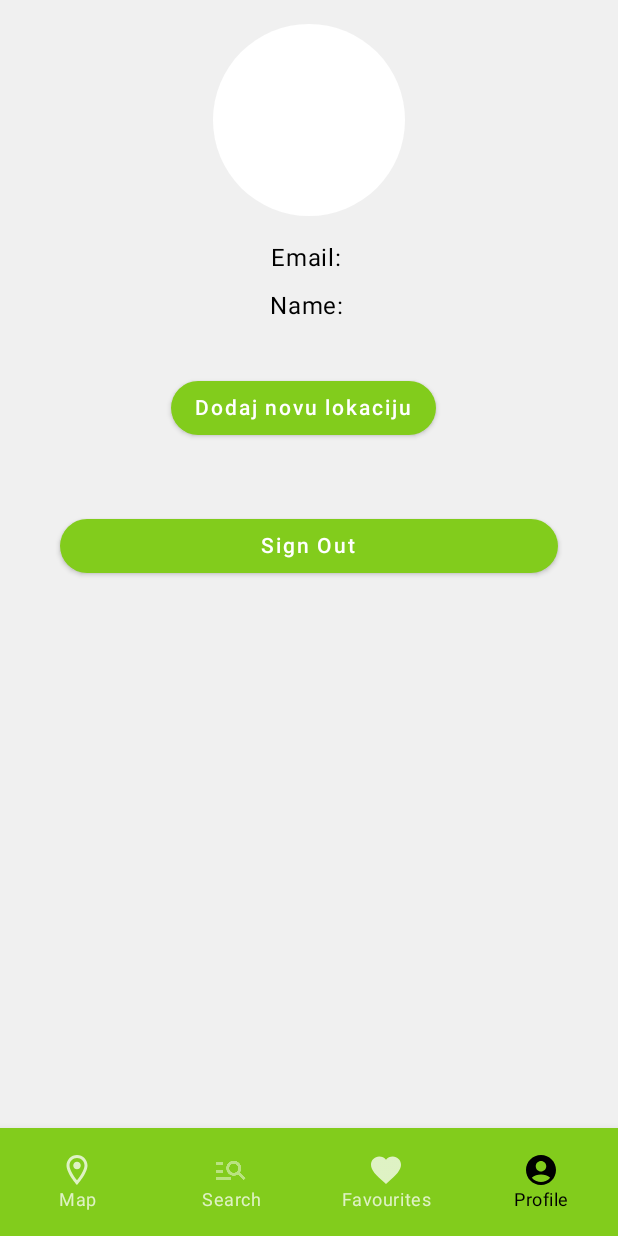
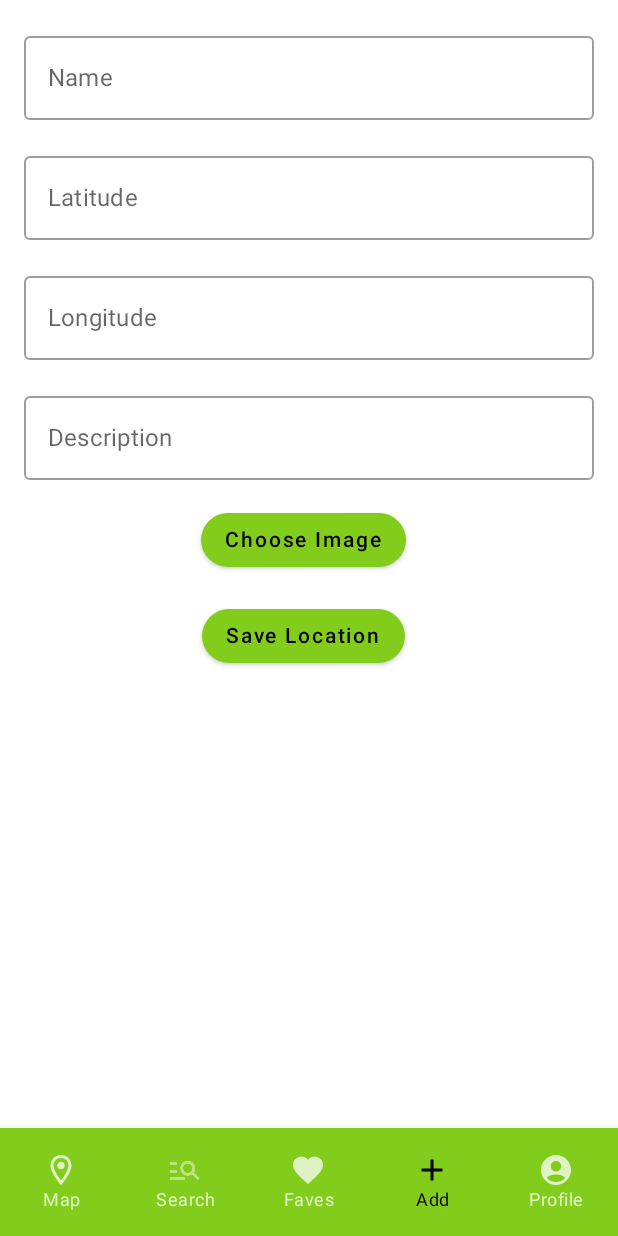
Before and after one commit to Klara-Iva/RMA-zavrsni, an Android app built with Jetpack Compose: the ProfileScreen screen opened through its navigation route, item 4 of the bottom bar chosen, on a phone screen of 412 x 824 dp. Run offline under Robolectric (Android 15) with nearby library versions, the phone set to English and light mode, and no system bars; our stand-ins replace Firebase (no records; nobody signed in at launch, a user with empty details on screens opened directly), accompanist.

Commit message:
bugs fixed.

```diff
--- a/app/src/main/java/com/example/rma/AddLocationScreen.kt
+++ b/app/src/main/java/com/example/rma/AddLocationScreen.kt
@@ -1,4 +1,4 @@
-
+import android.content.Context
 import androidx.activity.result.contract.ActivityResultContracts
 import androidx.activity.compose.rememberLauncherForActivityResult
 import android.net.Uri
@@ -6,28 +6,23 @@ import android.widget.Toast
 import androidx.compose.foundation.Image
 import androidx.compose.foundation.layout.*
 import androidx.compose.foundation.shape.RoundedCornerShape
-
+import androidx.compose.foundation.text.KeyboardOptions
 import androidx.compose.runtime.*
 import androidx.compose.ui.Modifier
 import androidx.compose.ui.platform.LocalContext
+import androidx.compose.ui.text.input.KeyboardType
 import androidx.compose.ui.unit.dp
 import androidx.navigation.NavController
-
 import com.google.firebase.auth.ktx.auth
 import com.google.firebase.firestore.FirebaseFirestore
 import com.google.firebase.ktx.Firebase
 import com.google.firebase.firestore.ktx.firestore
 import com.google.firebase.storage.FirebaseStorage
 import com.google.firebase.storage.ktx.storage
-
 import java.time.Instant
-
-import androidx.compose.material.Button
-import androidx.compose.material.ButtonDefaults
-import androidx.compose.material.OutlinedTextField
-import androidx.compose.material.Text
+import androidx.compose.material.*
+import androidx.compose.ui.Alignment
 import androidx.compose.ui.graphics.Color
-
 import coil.compose.rememberImagePainter
 
 @Composable
@@ -48,6 +43,8 @@ fun AddNewLocationScreen(navController: NavController) {
     }
 
     Column(
+        horizontalAlignment = Alignment.CenterHorizontally,
+        verticalArrangement = Arrangement.Top,
         modifier = Modifier
             .fillMaxSize()
             .padding(16.dp)
@@ -65,6 +62,7 @@ fun AddNewLocationScreen(navController: NavController) {
             value = latitude,
             onValueChange = { latitude = it },
             label = { Text("Latitude") },
+            keyboardOptions = KeyboardOptions(keyboardType = KeyboardType.Number),
             modifier = Modifier.fillMaxWidth()
         )
 
@@ -74,6 +72,7 @@ fun AddNewLocationScreen(navController: NavController) {
             value = longitude,
             onValueChange = { longitude = it },
             label = { Text("Longitude") },
+            keyboardOptions = KeyboardOptions(keyboardType = KeyboardType.Number),
             modifier = Modifier.fillMaxWidth()
         )
 
@@ -92,7 +91,6 @@ fun AddNewLocationScreen(navController: NavController) {
             colors = ButtonDefaults.buttonColors(backgroundColor = Color(0xFF82CC1C)),
             modifier = Modifier.padding(end = 8.dp),
             shape = RoundedCornerShape(50)
-
         ) {
             Text("Choose Image")
         }
@@ -109,20 +107,22 @@ fun AddNewLocationScreen(navController: NavController) {
 
         Spacer(modifier = Modifier.height(16.dp))
 
+        val context = LocalContext.current
         Button(onClick = {
-            addLocation(name, latitude, longitude, description, selectedImageUri, currentUser?.uid, storage, db)
-            Toast.makeText(context, "Location successfully uploaded!", Toast.LENGTH_SHORT).show()
+            Toast.makeText(context, "Uploading...", Toast.LENGTH_SHORT).show()
+            addLocation(context = context, name, latitude, longitude, description, selectedImageUri, currentUser?.uid, storage, db)
         },
             colors = ButtonDefaults.buttonColors(backgroundColor = Color(0xFF82CC1C)),
             modifier = Modifier.padding(end = 8.dp),
-            shape = RoundedCornerShape(50)) {
+            shape = RoundedCornerShape(50)
+        ) {
             Text("Save Location")
         }
     }
 }
 
-
 private fun addLocation(
+    context: Context,
     name: String,
     latitude: String,
     longitude: String,
@@ -152,23 +152,23 @@ private fun addLocation(
                             "name" to name,
                             "latitude" to lat,
                             "longitude" to lng,
-                            "opis" to description,
-                            "slika" to imageUrl,
+                            "description" to description,
+                            "image" to imageUrl,
                             "addedByUser" to userId
                         )
 
                         db.collection("locations")
                             .add(location)
                             .addOnSuccessListener {
-                                // Handle success
+                                Toast.makeText(context, "Location successfully uploaded!", Toast.LENGTH_SHORT).show()
                             }
                             .addOnFailureListener { e ->
-                                // Handle failure
+                                Toast.makeText(context, "Failed to upload location.", Toast.LENGTH_SHORT).show()
                             }
                     }
                 }
             }
     } else {
-        // Handle invalid input
+        Toast.makeText(context, "Fill everything and add a picture!", Toast.LENGTH_SHORT).show()
     }
 }
--- a/app/src/main/java/com/example/rma/MainActivity.kt
+++ b/app/src/main/java/com/example/rma/MainActivity.kt
@@ -55,8 +55,9 @@ import androidx.navigation.compose.rememberNavController
 sealed class Screen(val route: String, val label: String, val icon: Int) {
     object Map : Screen("map", "Map", R.drawable.ic_map)
     object Find : Screen("search", "Search", R.drawable.ic_search)
-    object Favourites : Screen("favourites", "Favourites", R.drawable.ic_favourite)
+    object Favourites : Screen("favourites", "Faves", R.drawable.ic_favourite)
     object Profile : Screen("profile", "Profile", R.drawable.ic_profile)
+    object AddNewLocation: Screen("addnewlocation","Add",R.drawable.ic_add)
 }
 
 class MainActivity : ComponentActivity() {
@@ -81,7 +82,7 @@ fun RMA() {
     LaunchedEffect(navController) {
         navController.addOnDestinationChangedListener { _, destination, _ ->
             bottomBarState.value = when (destination.route) {
-                Screen.Map.route, Screen.Find.route, Screen.Favourites.route, Screen.Profile.route -> true
+                Screen.Map.route, Screen.Find.route, Screen.Favourites.route,Screen.AddNewLocation.route, Screen.Profile.route -> true
                 else -> false
             }
         }
@@ -104,7 +105,7 @@ fun BottomNavigationBar(navController: NavHostController) {
         backgroundColor = Color(0xFF82CC1C),
         contentColor = Color.White
     ) {
-        val items = listOf(Screen.Map, Screen.Find, Screen.Favourites, Screen.Profile)
+        val items = listOf(Screen.Map, Screen.Find, Screen.Favourites,Screen.AddNewLocation, Screen.Profile)
         val navBackStackEntry by navController.currentBackStackEntryAsState()
         val currentDestination = navBackStackEntry?.destination
         items.forEach { screen ->
@@ -133,24 +134,25 @@ fun BottomNavigationBar(navController: NavHostController) {
 @OptIn(ExperimentalAnimationApi::class)
 @Composable
 fun NavigationGraph(navController: NavHostController, modifier: Modifier = Modifier) {
-    NavHost(navController, startDestination = Screen.Map.route, modifier = modifier) {
+    NavHost(navController, startDestination = "login", modifier = modifier) {
         composable(Screen.Map.route) { AnimatedScreen { MapScreen(navController) } }
         composable(Screen.Find.route) { AnimatedScreen { SearchScreen(navController) } }
         composable(Screen.Favourites.route) { AnimatedScreen { FavouritesScreen(navController) } }
         composable(Screen.Profile.route) { AnimatedScreen { ProfileScreen(navController) } }
+        composable(Screen.AddNewLocation.route) { AnimatedScreen { AddNewLocationScreen(navController) } }
         if (FirebaseAuth.getInstance().currentUser == null) {
             composable("login") { AnimatedScreen { LoginRegisterScreen(navController) } }
             composable("register") { AnimatedScreen { RegisterScreen(navController) } }
         } else {
             composable("login") {
-                LaunchedEffect(Unit) {
+
                     navController.navigate(Screen.Map.route)
-                }
+
             }
             composable("register") {
-                LaunchedEffect(Unit) {
+
                     navController.navigate(Screen.Map.route)
-                }
+
             }
         }
         composable("locationDetail/{documentId}") { backStackEntry ->
--- a/app/src/main/java/com/example/rma/MapScreen.kt
+++ b/app/src/main/java/com/example/rma/MapScreen.kt
@@ -31,9 +31,14 @@ import com.google.firebase.firestore.FirebaseFirestore
 import androidx.navigation.NavController
 import com.google.android.gms.maps.model.BitmapDescriptorFactory
 import com.google.android.gms.maps.model.Marker
+import com.google.firebase.auth.FirebaseAuth
 
 @Composable
 fun MapScreen(navController:NavController) {
+
+    if (FirebaseAuth.getInstance().currentUser == null) {
+        navController.navigate("login")
+    } else {
         val context = LocalContext.current
         var marker: Marker? = null
         val markers = mutableListOf<Marker?>()
@@ -72,7 +77,11 @@ fun MapScreen(navController:NavController) {
 
 
                             googleMap.moveCamera(CameraUpdateFactory.newCameraPosition(CameraBounds.getCameraPosition()))
-                        googleMap.setOnCameraMoveListener { CameraBounds.setCameraPosition(googleMap.cameraPosition) }
+                            googleMap.setOnCameraMoveListener {
+                                CameraBounds.setCameraPosition(
+                                    googleMap.cameraPosition
+                                )
+                            }
 
                             // Enable location layer if permission granted
                             googleMap.isMyLocationEnabled = true
@@ -118,7 +127,8 @@ fun MapScreen(navController:NavController) {
                                 }
                                 .addOnCompleteListener {
                                     for (location in locations) {
-                                    val myMarker = googleMap.addMarker(MarkerOptions().position(location.cordinates))
+                                        val myMarker =
+                                            googleMap.addMarker(MarkerOptions().position(location.cordinates))
                                         myMarker!!.tag = location.id
                                         markers.add(myMarker)
                                     }
@@ -134,9 +144,11 @@ fun MapScreen(navController:NavController) {
                                             )
                                                 .icon(
                                                     BitmapDescriptorFactory.defaultMarker(
-                                                    BitmapDescriptorFactory.HUE_AZURE))
+                                                        BitmapDescriptorFactory.HUE_AZURE
+                                                    )
+                                                )
                                                 .title("Its here!")
-                                                /* TODO:  Marker Title is not showing*/
+
 
                                         )
 
@@ -166,7 +178,6 @@ fun MapScreen(navController:NavController) {
                                     }
 
 
-
                                 }
                         }
                     }
@@ -182,6 +193,7 @@ fun MapScreen(navController:NavController) {
             )
         }
     }
+}
 
 
 
--- a/app/src/main/java/com/example/rma/ProfileScreen.kt
+++ b/app/src/main/java/com/example/rma/ProfileScreen.kt
@@ -28,6 +28,7 @@ data class UserProfile(
 @Composable
 fun ProfileScreen(navController: NavController) {
     val user = FirebaseAuth.getInstance().currentUser
+    if(user!=null) {
         val userId = user?.uid
         val firestore = FirebaseFirestore.getInstance()
 
@@ -39,7 +40,8 @@ fun ProfileScreen(navController: NavController) {
                 firestore.collection("users").document(userId).get()
                     .addOnSuccessListener { document ->
                         if (document != null) {
-                        userProfile = document.toObject(UserProfile::class.java) ?: UserProfile()
+                            userProfile =
+                                document.toObject(UserProfile::class.java) ?: UserProfile()
                         }
                     }
                     .addOnFailureListener { exception ->
@@ -92,19 +94,6 @@ fun ProfileScreen(navController: NavController) {
             Spacer(modifier = Modifier.height(32.dp))
 
 
-        Button(onClick = { navController.navigate("addnewlocation") },
-            colors = ButtonDefaults.buttonColors(backgroundColor = Color(0xFF82CC1C)),
-            modifier = Modifier.padding(end = 8.dp),
-            shape = RoundedCornerShape(50)
-        ) {
-            androidx.compose.material.Text(
-                "Dodaj novu lokaciju",
-                color = Color.White,
-                style = androidx.compose.material.MaterialTheme.typography.button,
-            )
-        }
-
-
            Spacer(modifier = Modifier.height(32.dp))
 
             Button(
@@ -119,7 +108,8 @@ fun ProfileScreen(navController: NavController) {
                 colors = ButtonDefaults.buttonColors(backgroundColor = Color(0xFF82CC1C)),
                 modifier = Modifier
                     .fillMaxWidth()
-                .padding(vertical = 12.dp, horizontal = 24.dp),
+                    .padding(vertical = 12.dp, horizontal = 24.dp)
+                    ,
                 shape = RoundedCornerShape(50)
             ) {
                 Text(
@@ -134,8 +124,9 @@ fun ProfileScreen(navController: NavController) {
             }
 
 
-
-
         }
-
     }
+    else{
+        navController.navigate("login")
+    }
+}
--- /dev/null
+++ b/app/src/main/res/drawable-anydpi/ic_add.xml
@@ -0,0 +1,11 @@
+<vector xmlns:android="http://schemas.android.com/apk/res/android"
+    android:width="24dp"
+    android:height="24dp"
+    android:viewportWidth="24"
+    android:viewportHeight="24"
+    android:tint="#333333"
+    android:alpha="0.6">
+  <path
+      android:fillColor="@android:color/white"
+      android:pathData="M19,13h-6v6h-2v-6H5v-2h6V5h2v6h6v2z"/>
+</vector>
```
Also changed, not shown: app/src/main/java/com/example/rma/FavouritesScreen.kt (+4 -14 lines), app/src/main/java/com/example/rma/LoginScreen.kt (+15 -2 lines), app/src/main/java/com/example/rma/RegisterScreen.kt (+6 -3 lines), app/src/main/res/drawable-hdpi/ic_add.png (added), app/src/main/res/drawable-mdpi/ic_add.png (added), app/src/main/res/drawable-xhdpi/ic_add.png (added), app/src/main/res/drawable-xxhdpi/ic_add.png (added). Lines whose indentation alone changed are shown as unchanged.
